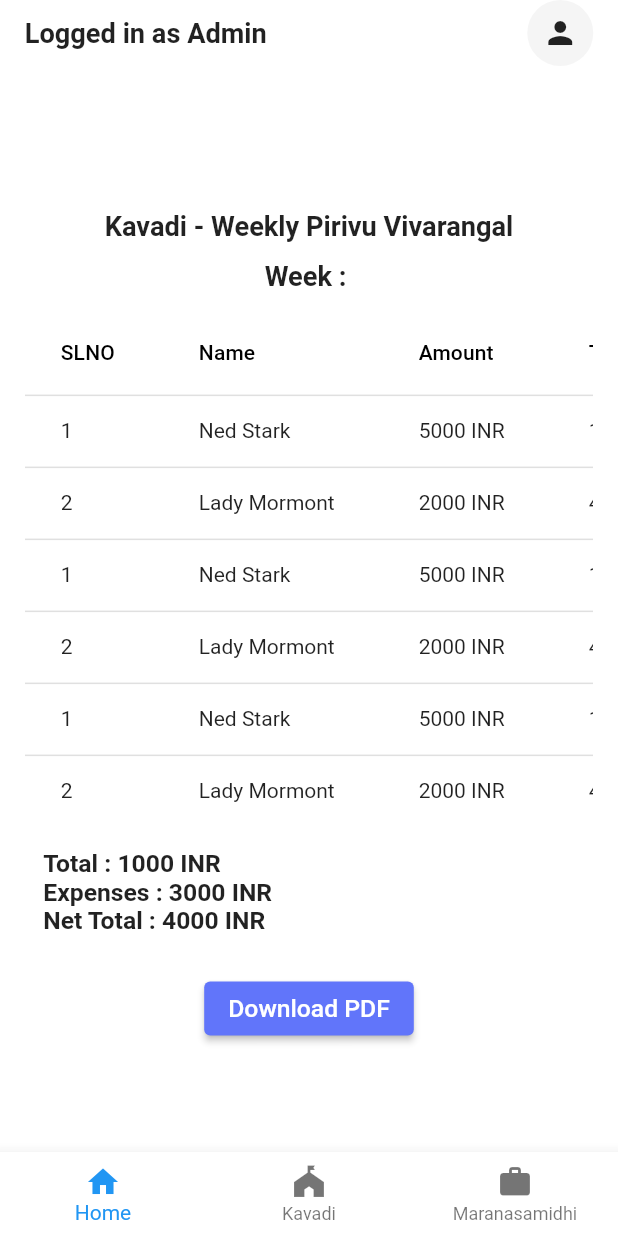
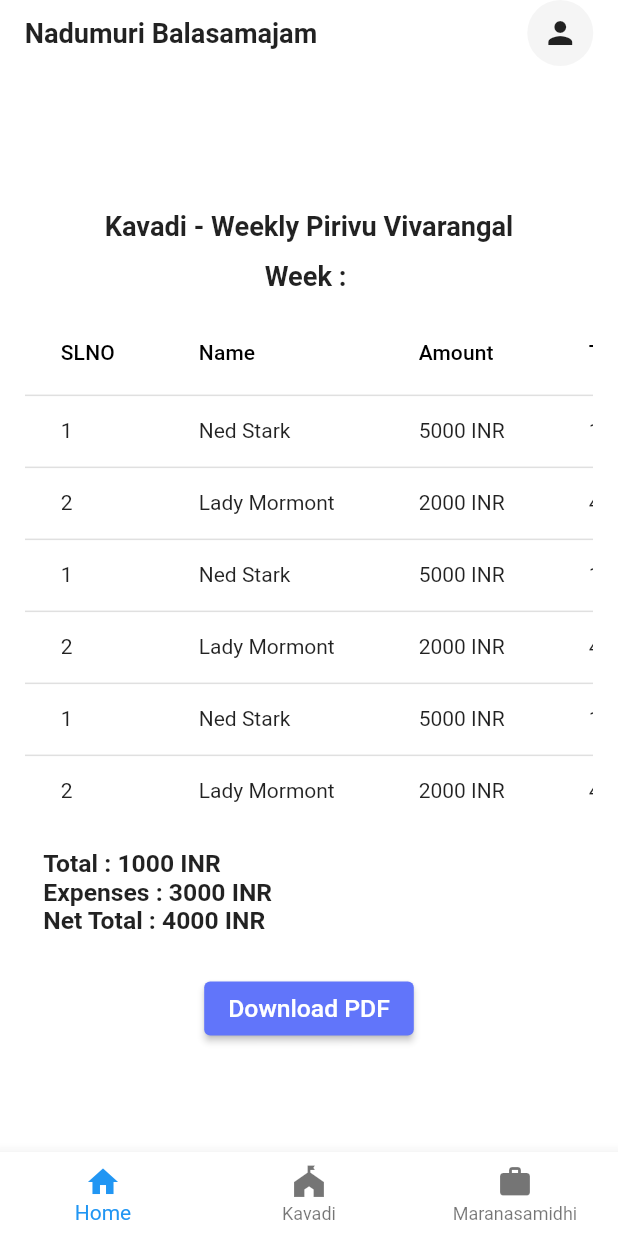
Before and after one commit to JishnuThazhath/balasamajam, a Flutter app: the WeeklyPirivuDetails widget shown alone on an empty page, opened directly with empty values, on a phone screen of 412 x 824 dp. Run offline on Flutter 3.47's test engine with Material 2 defaults, Android fonts, the light colour scheme and no system bars; Roboto replaces fonts that are missing (Trueno).

Commit message:
Jishnu | Completed Kavadi for now

```diff
--- a/lib/components/template.dart
+++ b/lib/components/template.dart
@@ -1,5 +1,4 @@
 import 'package:balasamajam/components/user_login_info.dart';
-import 'package:balasamajam/configs/local_theme_data.dart';
 import 'package:balasamajam/responsive.dart';
 import 'package:balasamajam/screens/home/home_screen.dart';
 import 'package:balasamajam/screens/kavadi/kavadi_home.dart';
--- a/lib/components/user_login_info.dart
+++ b/lib/components/user_login_info.dart
@@ -9,7 +9,7 @@ class UserLoginInfo extends StatelessWidget {
     return Row(
       mainAxisAlignment: MainAxisAlignment.spaceBetween,
       children: [
-        Text("Logged in as Admin", style: LocalThemeData.subTitle),
+        Text("Nadumuri Balasamajam", style: LocalThemeData.subTitle),
         Container(
           decoration: BoxDecoration(
               color: Colors.grey[100],
--- a/lib/screens/pirivu/weekly_pirivu_details.dart
+++ b/lib/screens/pirivu/weekly_pirivu_details.dart
@@ -31,7 +31,7 @@ class _WeeklyPirivuDetailsState extends State<WeeklyPirivuDetails> {
             child: TableComponent(
               headers: _getHeaders(),
               data: _getData(),
-              rowClickCallback: () {},
+              rowClickCallback: (List<String> row) {},
             ),
           ),
           const SizedBox(height: 30),
```
